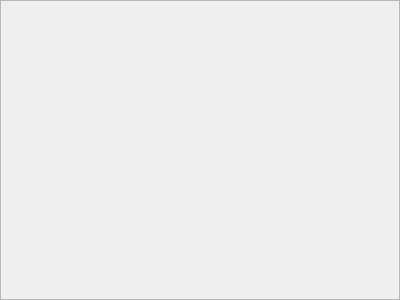
clement-roblot/generateur-de-photo-identite, file conceptionplanche.ui: the form before one commit.
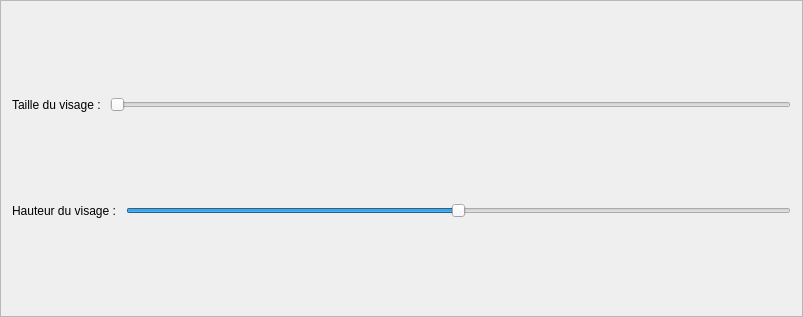
The form after the commit.

Diff of the .ui file:
```diff
--- a/conceptionplanche.ui
+++ b/conceptionplanche.ui
@@ -9,8 +9,8 @@
    <rect>
     <x>0</x>
     <y>0</y>
-    <width>400</width>
-    <height>300</height>
+    <width>803</width>
+    <height>317</height>
    </rect>
   </property>
   <property name="frameShape">
@@ -19,5 +19,71 @@
   <property name="windowTitle">
    <string>Frame</string>
   </property>
+  <property name="frameShape">
+   <enum>QFrame::StyledPanel</enum>
+  </property>
+  <property name="frameShadow">
+   <enum>QFrame::Raised</enum>
+  </property>
+  <layout class="QHBoxLayout" name="horizontalLayout">
+   <item>
+    <layout class="QVBoxLayout" name="gauche"/>
+   </item>
+   <item>
+    <layout class="QVBoxLayout" name="droite">
+     <item>
+      <layout class="QHBoxLayout" name="taille">
+       <item>
+        <widget class="QLabel" name="label_2">
+         <property name="text">
+          <string>Taille du visage : </string>
+         </property>
+        </widget>
+       </item>
+       <item>
+        <widget class="QSlider" name="tailleDuVisage">
+         <property name="orientation">
+          <enum>Qt::Horizontal</enum>
+         </property>
+        </widget>
+       </item>
+      </layout>
+     </item>
+     <item>
+      <layout class="QHBoxLayout" name="hauteur">
+       <item>
+        <widget class="QLabel" name="label">
+         <property name="text">
+          <string>Hauteur du visage : </string>
+         </property>
+        </widget>
+       </item>
+       <item>
+        <widget class="QSlider" name="hauteurDuVisage">
+         <property name="minimum">
+          <number>-10</number>
+         </property>
+         <property name="maximum">
+          <number>10</number>
+         </property>
+         <property name="tracking">
+          <bool>true</bool>
+         </property>
+         <property name="orientation">
+          <enum>Qt::Horizontal</enum>
+         </property>
+         <property name="invertedAppearance">
+          <bool>false</bool>
+         </property>
+         <property name="tickPosition">
+          <enum>QSlider::NoTicks</enum>
+         </property>
+        </widget>
+       </item>
+      </layout>
+     </item>
+    </layout>
+   </item>
+  </layout>
  </widget>
 </ui>
```
Left out of the diff: 10 changed lines with no effect on the pictures.
